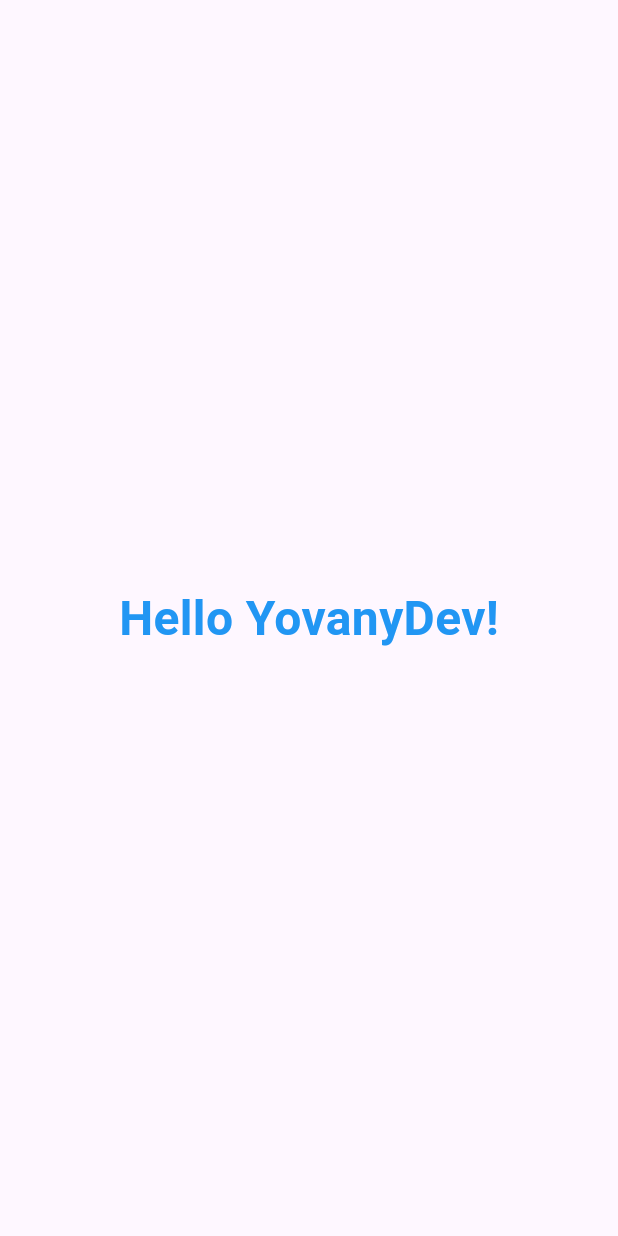
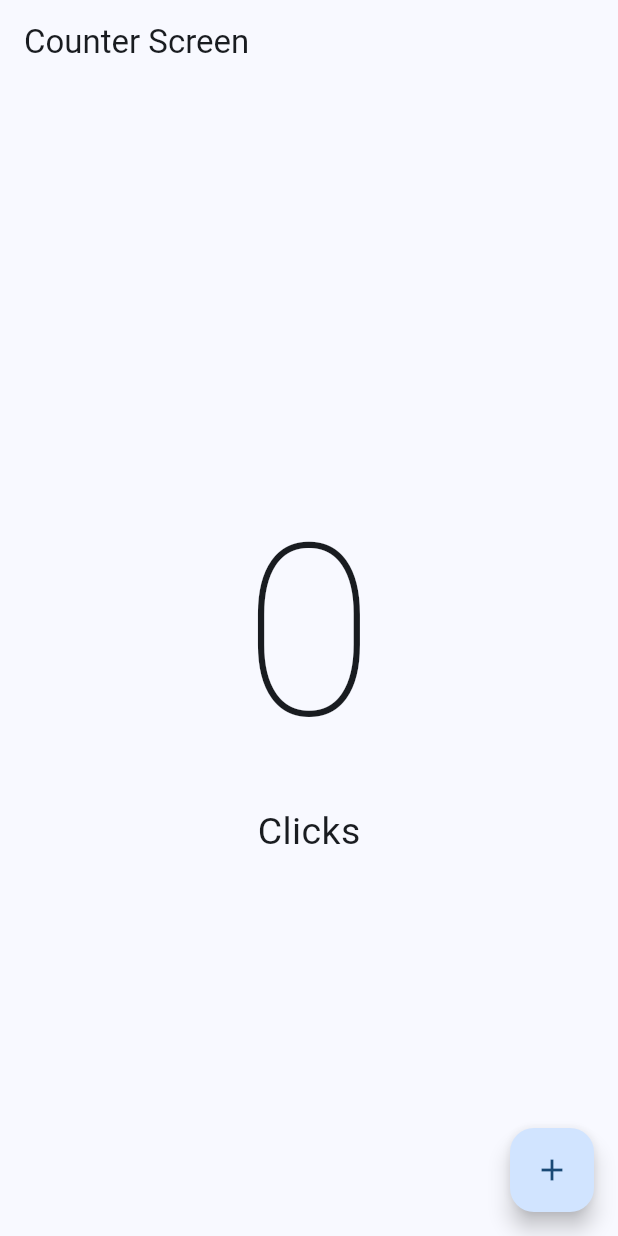
Before and after one commit to NIMP3/flutter_test_app, a Flutter app: the screen it shows after launch, on a phone screen of 412 x 824 dp. Run offline on Flutter 3.47's test engine with Material 3 defaults, Android fonts, the phone set to English and light mode, and no system bars.

Commit message:
[BUILD] (UI): Implemented [Directory structure - counter_screen - StatefulWidget]

```diff
--- a/lib/main.dart
+++ b/lib/main.dart
@@ -1,4 +1,5 @@
 import 'package:flutter/material.dart';
+import 'package:flutter_test_app/presentation/screens/counter/counter_screen.dart';
 
 void main() {
   runApp(const MyApp());
@@ -10,16 +11,10 @@ class MyApp extends StatelessWidget {
   // This widget is the root of your application.
   @override
   Widget build(BuildContext context) {
-    return const MaterialApp(
+    return MaterialApp(
         debugShowCheckedModeBanner: false,
+        theme: ThemeData(colorSchemeSeed: Colors.blue),
         title: 'Flutter Demo',
-        home: Scaffold(
-          body: Center(
-              child: Text('Hello YovanyDev!',
-                  style: TextStyle(
-                      fontSize: 32,
-                      color: Colors.blue,
-                      fontWeight: FontWeight.bold))),
-        ));
+        home: const CounterScreen());
   }
 }
--- /dev/null
+++ b/lib/presentation/screens/counter/counter_screen.dart
@@ -0,0 +1,39 @@
+import 'package:flutter/material.dart';
+
+class CounterScreen extends StatefulWidget {
+  const CounterScreen({super.key});
+
+  @override
+  State<CounterScreen> createState() => _CounterScreenState();
+}
+
+class _CounterScreenState extends State<CounterScreen> {
+  int clickCounter = 0;
+
+  @override
+  Widget build(BuildContext context) {
+    return Scaffold(
+      appBar: AppBar(
+        title: const Text('Counter Screen'),
+      ),
+      body: Center(
+          child: Column(
+        mainAxisAlignment: MainAxisAlignment.center,
+        children: [
+          Text('$clickCounter',
+              style:
+                  const TextStyle(fontSize: 160, fontWeight: FontWeight.w100)),
+          const Text('Clicks', style: TextStyle(fontSize: 25))
+        ],
+      )),
+      floatingActionButton: FloatingActionButton(
+        onPressed: () {
+          clickCounter++;
+          setState(() {});
+        },
+        tooltip: 'Increment',
+        child: const Icon(Icons.add),
+      ),
+    );
+  }
+}
```
